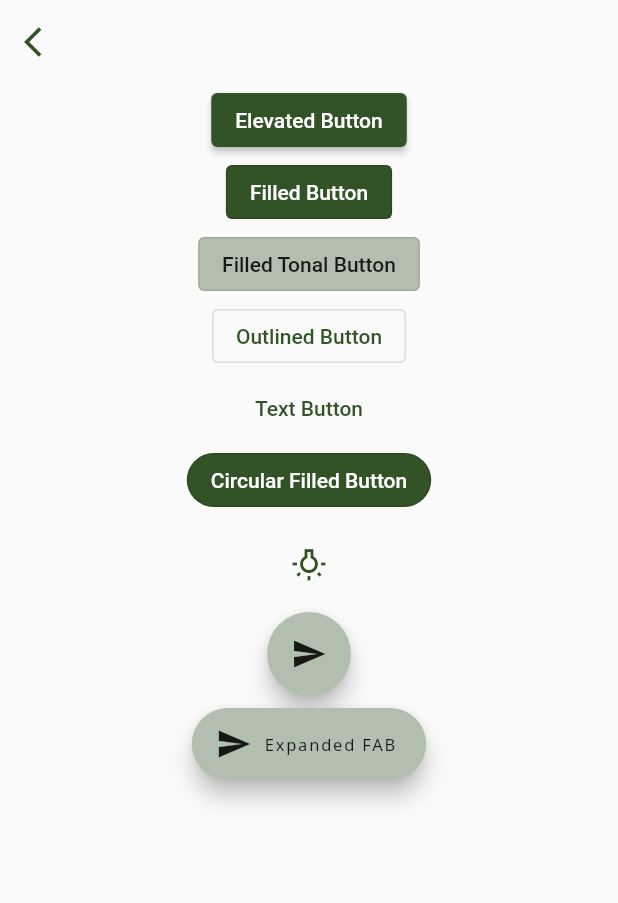
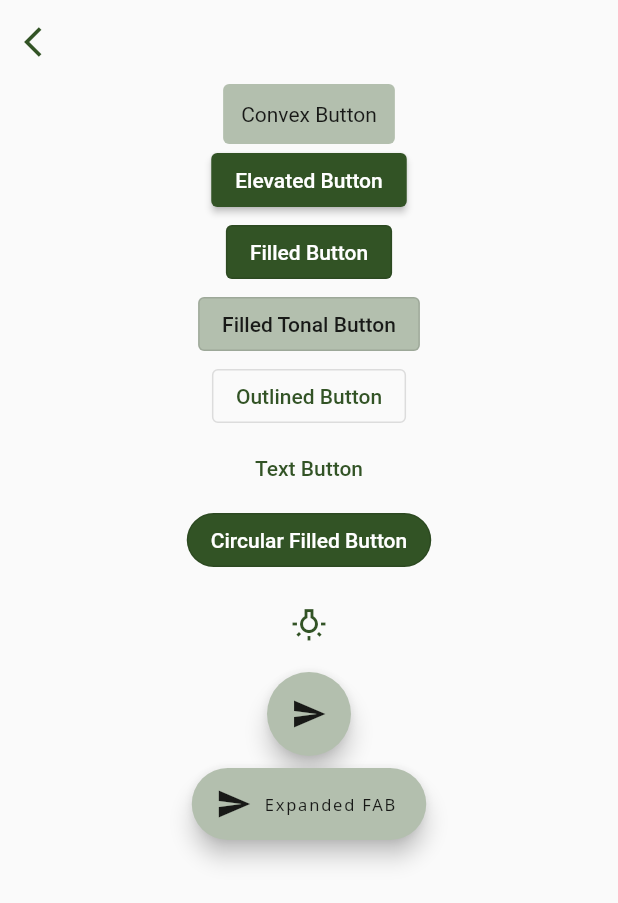
Before and after one commit to Doohyeon-Kim/dooadex-flutter-skeleton, a Flutter app: the ButtonSamplesScreen screen opened by its route, on a phone screen of 412 x 824 dp. Shown: the top 903 px of the screen. Run offline on Flutter 3.47's test engine with Material 2 defaults, Android fonts, the phone set to English and light mode, and no system bars; our stand-ins replace auto_size_text, connectivity_plus, flutter_local_notifications, flutter_secure_storage, geolocator, go_router and 2 more; missing offline and left inert: kakao_flutter_sdk; accounts and stored records are empty; network calls fail.

Commit message:
Refactored router system

```diff
--- a/lib/components/buttons/dooadex_button.dart
+++ b/lib/components/buttons/dooadex_button.dart
@@ -9,6 +9,16 @@ class DooadexButton extends StatefulWidget {
   }) : super(key: key);
 
   final Widget buttonWidget;
+
+  factory DooadexButton.convex(
+      {required VoidCallback onPressed,
+      Size? size,
+      Color? color,
+      Color? tappedColor,
+      Widget? child,
+      Widget? onPressedChild,
+      double? circular,
+      EdgeInsetsGeometry? padding}) = _ConvexButton;
 
   factory DooadexButton.elevated(
       {required VoidCallback onPressed,
@@ -98,6 +108,53 @@ class _DooadexButtonState extends State<DooadexButton> {
   Widget build(BuildContext context) {
     return widget.buttonWidget;
   }
+}
+
+class _ConvexButton extends DooadexButton {
+  static bool _hasBeenPressed = false;
+
+  _ConvexButton(
+      {Key? key,
+      required VoidCallback onPressed,
+      Widget? child,
+      Widget? onPressedChild,
+      Size? size,
+      Color? color,
+      Color? tappedColor,
+      double? circular,
+      EdgeInsetsGeometry? padding})
+      : super(
+          key: key,
+          buttonWidget: StatefulBuilder(
+            builder: (context, state) {
+              return GestureDetector(
+                onTapDown: (TapDownDetails tapped) {
+                  _hasBeenPressed = true;
+                  state(() {});
+                },
+                onTapUp: (TapUpDetails tapped) {
+                  _hasBeenPressed = false;
+                  state(() {});
+                  onPressed.call();
+                },
+                child: Container(
+                  width: size?.width,
+                  height: size?.height,
+                  decoration: BoxDecoration(
+                    color: _hasBeenPressed == false
+                        ? color ?? DooadexColor.tonalGreen
+                        : tappedColor ?? DooadexColor.green,
+                    borderRadius: BorderRadius.circular(circular ?? 4.0),
+                  ),
+                  child: Padding(
+                    padding: padding ?? const EdgeInsets.all(12.0),
+                    child: _hasBeenPressed == false ? child : onPressedChild,
+                  ),
+                ),
+              );
+            },
+          ),
+        );
 }
 
 class _ElevatedButton extends DooadexButton {
@@ -246,6 +303,7 @@ class _TextButton extends DooadexButton {
           ),
         );
 }
+
 class _DestructiveTextButton extends DooadexButton {
   _DestructiveTextButton({
     Key? key,
@@ -267,6 +325,7 @@ class _DestructiveTextButton extends DooadexButton {
           ),
         );
 }
+
 class _IconButton extends DooadexButton {
   _IconButton({
     Key? key,
--- a/lib/constants/named_route.dart
+++ /dev/null
@@ -1,6 +0,0 @@
-
-class RoutePath{
-  RoutePath._();
-  static const String home = '/home';
-  static const String buttonSamples = '/uxui_samples/button_samples';
-}
--- /dev/null
+++ b/lib/constants/route_names.dart
@@ -0,0 +1,6 @@
+
+class RouteName{
+  RouteName._();
+  static const String home = 'home';
+  static const String buttonSamples = 'button_samples';
+}
--- a/lib/main.dart
+++ b/lib/main.dart
@@ -1,7 +1,8 @@
-import 'package:dooadex_flutter_skeleton/constants/named_route.dart';
+import 'package:dooadex_flutter_skeleton/constants/route_names.dart';
 import 'package:dooadex_flutter_skeleton/screens/button_samples_screen.dart';
 import 'package:dooadex_flutter_skeleton/screens/home_screen.dart';
 import 'package:dooadex_flutter_skeleton/screens/root_screen.dart';
+import 'package:dooadex_flutter_skeleton/services/nevigation/router.dart';
 import 'package:flutter/material.dart';
 import 'package:go_router/go_router.dart';
 import 'package:provider/provider.dart';
@@ -12,33 +13,11 @@ import 'services/kakao_sdk/kakao_sdk.dart';
 
 void main() {
   KakaoSdkManager.init();
-  runApp(MyApp());
+  runApp(const MyApp());
 }
 
 class MyApp extends StatelessWidget {
-  MyApp({Key? key}) : super(key: key);
-  final GoRouter _router = GoRouter(
-    initialLocation: '/',
-    routes: <GoRoute>[
-      GoRoute(
-        path: '/',
-        builder: (BuildContext context, GoRouterState state) =>
-            const RootScreen(),
-      ),
-      GoRoute(
-        name: "home",
-        path: RoutePath.home,
-        builder: (BuildContext context, GoRouterState state) =>
-            const HomeScreen(),
-      ),
-      GoRoute(
-        name: "button_samples",
-        path: RoutePath.buttonSamples,
-        builder: (BuildContext context, GoRouterState state) =>
-        const ButtonSamplesScreen(),
-      ),
-    ],
-  );
+  const MyApp({Key? key}) : super(key: key);
 
   @override
   Widget build(BuildContext context) {
@@ -51,8 +30,11 @@ class MyApp extends StatelessWidget {
       ],
       child: MaterialApp.router(
         debugShowCheckedModeBanner: false,
-        routeInformationParser: _router.routeInformationParser,
-        routerDelegate: _router.routerDelegate,
+        routeInformationParser: DooadexRouter.router.routeInformationParser,
+        routerDelegate: DooadexRouter.router.routerDelegate,
+
+        // routeInformationParser: _router.routeInformationParser,
+        // routerDelegate: _router.routerDelegate,
       ),
     );
   }
--- a/lib/presentation/views/button_view.dart
+++ b/lib/presentation/views/button_view.dart
@@ -10,6 +10,16 @@ class ButtonView extends StatelessWidget {
   Widget build(BuildContext context) {
     return Column(
       children: [
+        DooadexButton.convex(
+          onPressed: () {},
+          child: const Text(
+            "Convex Button",
+          ),
+          onPressedChild: Text(
+            "Convex Button",
+            style: const TextStyle().copyWith(color: Colors.white),
+          ),
+        ),
         DooadexButton.elevated(
           onPressed: () {},
           child: const Text("Elevated Button"),
--- a/lib/presentation/views/service_samples_view.dart
+++ b/lib/presentation/views/service_samples_view.dart
@@ -69,7 +69,6 @@ class ServiceSamplesView extends StatelessWidget {
                             .read<UserViewModel>()
                             .getUser(name: "dhkim");
                       } catch (error) {
-                        logger7.e(error.toString());
                         ErrorMessageHandler.printErrorMessage(context: context);
                       }
                     },
--- a/lib/screens/uxui_samples_screen.dart
+++ b/lib/screens/uxui_samples_screen.dart
@@ -1,4 +1,4 @@
-import 'package:dooadex_flutter_skeleton/constants/named_route.dart';
+import 'package:dooadex_flutter_skeleton/constants/route_names.dart';
 import 'package:flutter/material.dart';
 import 'package:go_router/go_router.dart';
 
@@ -14,18 +14,10 @@ class UxUiSamplesScreen extends StatelessWidget {
       children: [
         DooadexButton.elevated(
           onPressed: () {
-            GoRouter.of(context).push(RoutePath.buttonSamples);
-            // return context.go(RoutePath.buttonSamples);
-            // return context.goNamed("button_samples");
+            GoRouter.of(context).pushNamed(RouteName.buttonSamples);
           },
           child: const Text("Button Samples"),
         ),
-
-        // filledButton(
-        //     onPressed: () {},
-        //     textStyle: notoSansRegular24.copyWith(color: Colors.white),
-        //     backgroundColor: DooadexColor.red,
-        //     text: 'errorToast'),
       ],
     );
   }
--- a/lib/services/error/error.dart
+++ b/lib/services/error/error.dart
@@ -92,7 +92,7 @@ class TimeoutError extends DooadexError{
 class UnstableNetwork extends DooadexError{
   UnstableNetwork({String? type, String? message, String? errorUserTitle, String? errorUserMsg})
       : super(
-      type: type ?? ErrorType.timeoutError,
+      type: type ?? ErrorType.unstableNetwork,
       message: message ?? 'Unstable Network',
       errorUserTitle: errorUserTitle ?? "불안정한 네트워크 환경",
       errorUserMsg: errorUserMsg ?? "네트워크 환경이 불안정 합니다.\n잠시 후 다시 시도해주세요.");
--- /dev/null
+++ b/lib/services/nevigation/router.dart
@@ -0,0 +1,45 @@
+import 'package:dooadex_flutter_skeleton/constants/route_names.dart';
+import 'package:dooadex_flutter_skeleton/screens/home_screen.dart';
+import 'package:dooadex_flutter_skeleton/screens/root_screen.dart';
+import 'package:flutter/material.dart';
+import 'package:go_router/go_router.dart';
+
+import '../../screens/button_samples_screen.dart';
+
+class DooadexRouter {
+  DooadexRouter._();
+
+  static final router = GoRouter(
+    debugLogDiagnostics: true,
+    routes: [
+      GoRoute(
+          name: "root",
+          path: '/',
+          pageBuilder: (context, state) {
+            return MaterialPage(
+              key: state.pageKey,
+              child: const RootScreen(),
+            );
+          }),
+      GoRoute(
+          name: RouteName.home,
+          path: '/home',
+          pageBuilder: (context, state) {
+            return MaterialPage(
+              key: state.pageKey,
+              child: const HomeScreen(),
+            );
+          }),
+      GoRoute(
+        name: RouteName.buttonSamples,
+        path: '/home/button-samples',
+        pageBuilder: (context, state) {
+          return MaterialPage(
+            key: state.pageKey,
+            child: const ButtonSamplesScreen(),
+          );
+        },
+      ),
+    ],
+  );
+}
```
Also changed, not shown: lib/services/native_api/location.dart (+0 -17 lines). Lines whose indentation alone changed are shown as unchanged.
